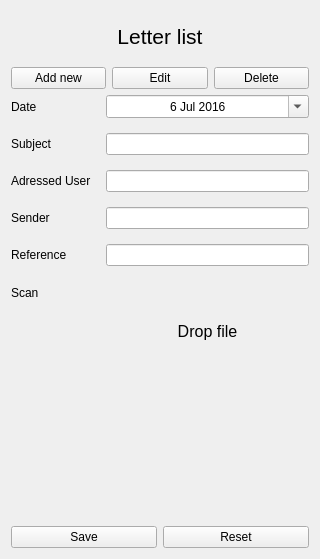
Above: MyQtness/ui/letter_form.ui from MazeFX/pat before the change. Below: the same form after it.
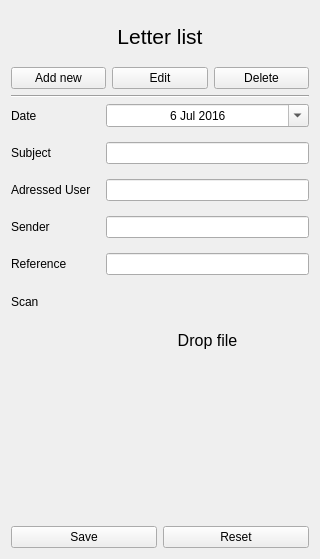
That is the form after the change.

The edit to the form file:
```diff
--- a/MyQtness/ui/letter_form.ui
+++ b/MyQtness/ui/letter_form.ui
@@ -66,6 +66,13 @@
      </item>
     </layout>
    </item>
+   <item>
+    <widget class="Line" name="line">
+     <property name="orientation">
+      <enum>Qt::Horizontal</enum>
+     </property>
+    </widget>
+   </item>
    <item>
     <layout class="QFormLayout" name="formLayout">
      <property name="horizontalSpacing">
@@ -226,7 +233,7 @@
      <property name="sizeHint" stdset="0">
       <size>
        <width>40</width>
-       <height>100</height>
+       <height>50</height>
       </size>
      </property>
     </spacer>
```
